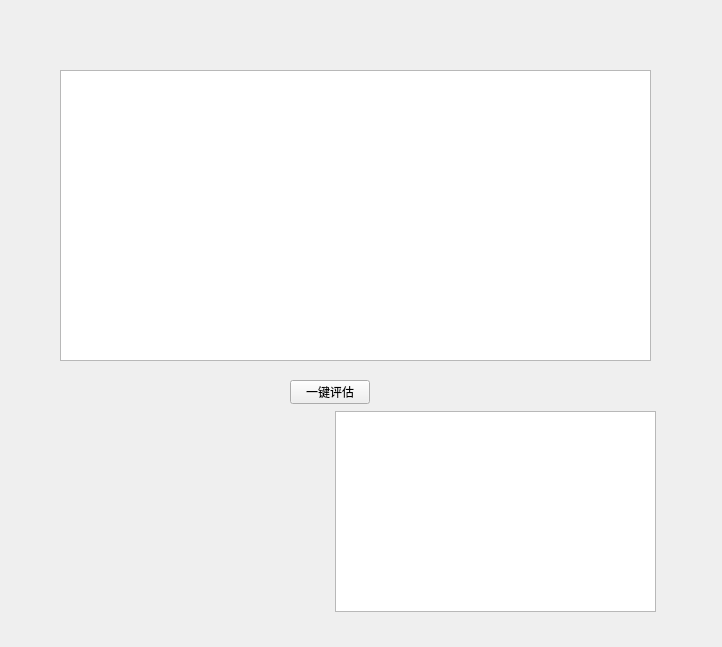
Old version of the form riskasset/widget.ui in the repository Ea1XonCodeHou/CodeText.
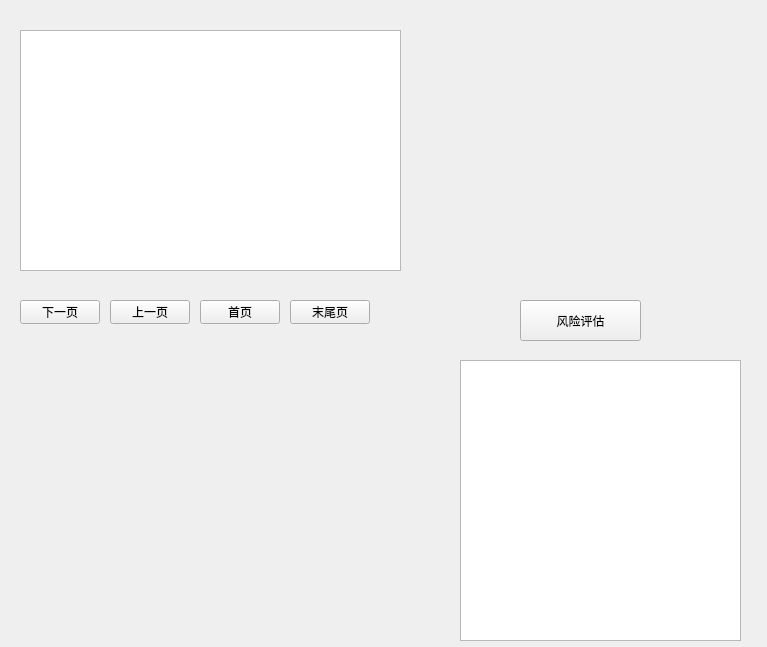
New version of the form.

What changed in the file:
```diff
--- a/riskasset/widget.ui
+++ b/riskasset/widget.ui
@@ -6,7 +6,7 @@
    <rect>
     <x>0</x>
     <y>0</y>
-    <width>722</width>
+    <width>767</width>
     <height>647</height>
    </rect>
   </property>
@@ -16,10 +16,10 @@
   <widget class="QTextBrowser" name="textBrowser">
    <property name="geometry">
     <rect>
-     <x>335</x>
-     <y>411</y>
-     <width>321</width>
-     <height>201</height>
+     <x>460</x>
+     <y>360</y>
+     <width>281</width>
+     <height>281</height>
     </rect>
    </property>
    <property name="html">
@@ -36,24 +36,54 @@
   <widget class="QTableView" name="tableView">
    <property name="geometry">
     <rect>
-     <x>60</x>
-     <y>70</y>
-     <width>591</width>
-     <height>291</height>
+     <x>20</x>
+     <y>30</y>
+     <width>381</width>
+     <height>241</height>
     </rect>
    </property>
+   <property name="showGrid">
+    <bool>true</bool>
+   </property>
+   <property name="gridStyle">
+    <enum>Qt::DashLine</enum>
+   </property>
+   <property name="sortingEnabled">
+    <bool>true</bool>
+   </property>
+   <attribute name="horizontalHeaderShowSortIndicator" stdset="0">
+    <bool>true</bool>
+   </attribute>
+   <attribute name="horizontalHeaderStretchLastSection">
+    <bool>false</bool>
+   </attribute>
+   <attribute name="verticalHeaderVisible">
+    <bool>false</bool>
+   </attribute>
+   <attribute name="verticalHeaderShowSortIndicator" stdset="0">
+    <bool>false</bool>
+   </attribute>
   </widget>
   <widget class="QPushButton" name="pushButton">
    <property name="geometry">
     <rect>
-     <x>290</x>
-     <y>380</y>
-     <width>80</width>
-     <height>24</height>
+     <x>520</x>
+     <y>300</y>
+     <width>121</width>
+     <height>41</height>
     </rect>
    </property>
    <property name="text">
-    <string>一键评估</string>
+    <string>风险评估</string>
+   </property>
+   <property name="autoDefault">
+    <bool>false</bool>
+   </property>
+   <property name="default">
+    <bool>false</bool>
+   </property>
+   <property name="flat">
+    <bool>false</bool>
    </property>
   </widget>
   <widget class="QLabel" name="label">
@@ -61,8 +91,8 @@
     <rect>
      <x>50</x>
      <y>410</y>
-     <width>261</width>
-     <height>111</height>
+     <width>281</width>
+     <height>161</height>
     </rect>
    </property>
    <property name="text">
@@ -72,9 +102,9 @@
   <widget class="QLabel" name="label_2">
    <property name="geometry">
     <rect>
-     <x>60</x>
+     <x>50</x>
      <y>520</y>
-     <width>261</width>
+     <width>161</width>
      <height>111</height>
     </rect>
    </property>
@@ -82,6 +112,71 @@
     <string/>
    </property>
   </widget>
+  <widget class="QLabel" name="label_3">
+   <property name="geometry">
+    <rect>
+     <x>190</x>
+     <y>430</y>
+     <width>221</width>
+     <height>211</height>
+    </rect>
+   </property>
+   <property name="text">
+    <string/>
+   </property>
+  </widget>
+  <widget class="QPushButton" name="nextPageButton">
+   <property name="geometry">
+    <rect>
+     <x>20</x>
+     <y>300</y>
+     <width>80</width>
+     <height>24</height>
+    </rect>
+   </property>
+   <property name="text">
+    <string>下一页</string>
+   </property>
+  </widget>
+  <widget class="QPushButton" name="previousPageButton">
+   <property name="geometry">
+    <rect>
+     <x>110</x>
+     <y>300</y>
+     <width>80</width>
+     <height>24</height>
+    </rect>
+   </property>
+   <property name="text">
+    <string>上一页</string>
+   </property>
+  </widget>
+  <widget class="QPushButton" name="firstPageButton">
+   <property name="geometry">
+    <rect>
+     <x>200</x>
+     <y>300</y>
+     <width>80</width>
+     <height>24</height>
+    </rect>
+   </property>
+   <property name="text">
+    <string>首页</string>
+   </property>
+  </widget>
+  <widget class="QPushButton" name="lastPageButton">
+   <property name="geometry">
+    <rect>
+     <x>290</x>
+     <y>300</y>
+     <width>80</width>
+     <height>24</height>
+    </rect>
+   </property>
+   <property name="text">
+    <string>末尾页</string>
+   </property>
+  </widget>
  </widget>
  <resources/>
  <connections/>
```
Left out of the diff: 2 changed lines with no effect on the pictures.
